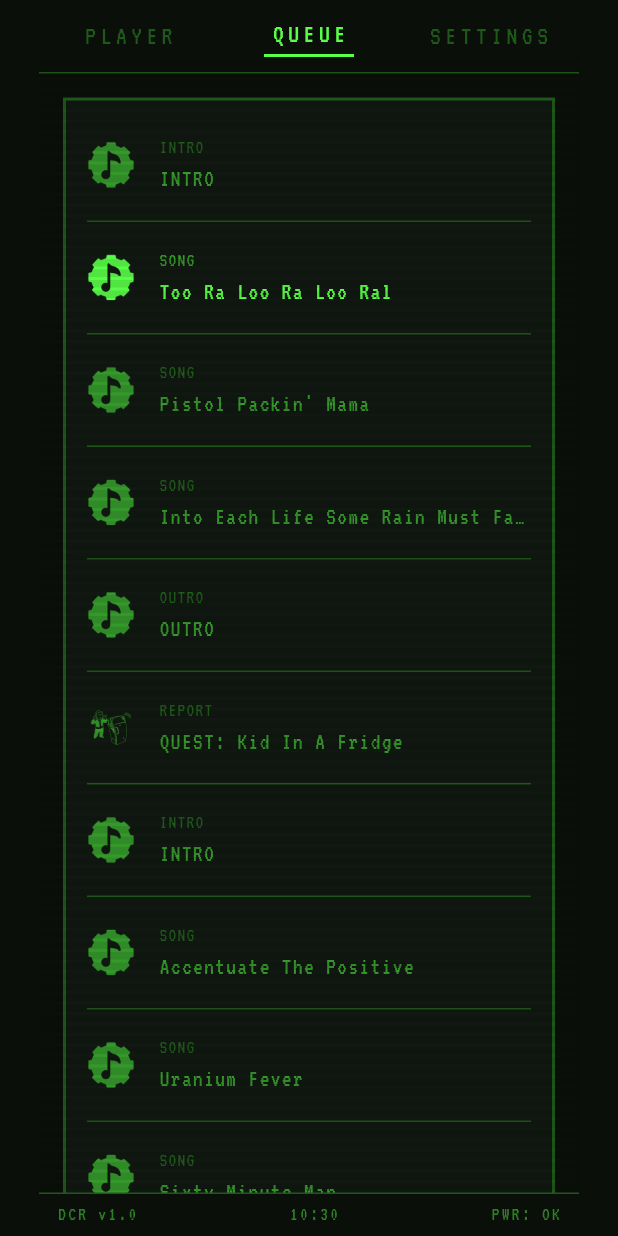
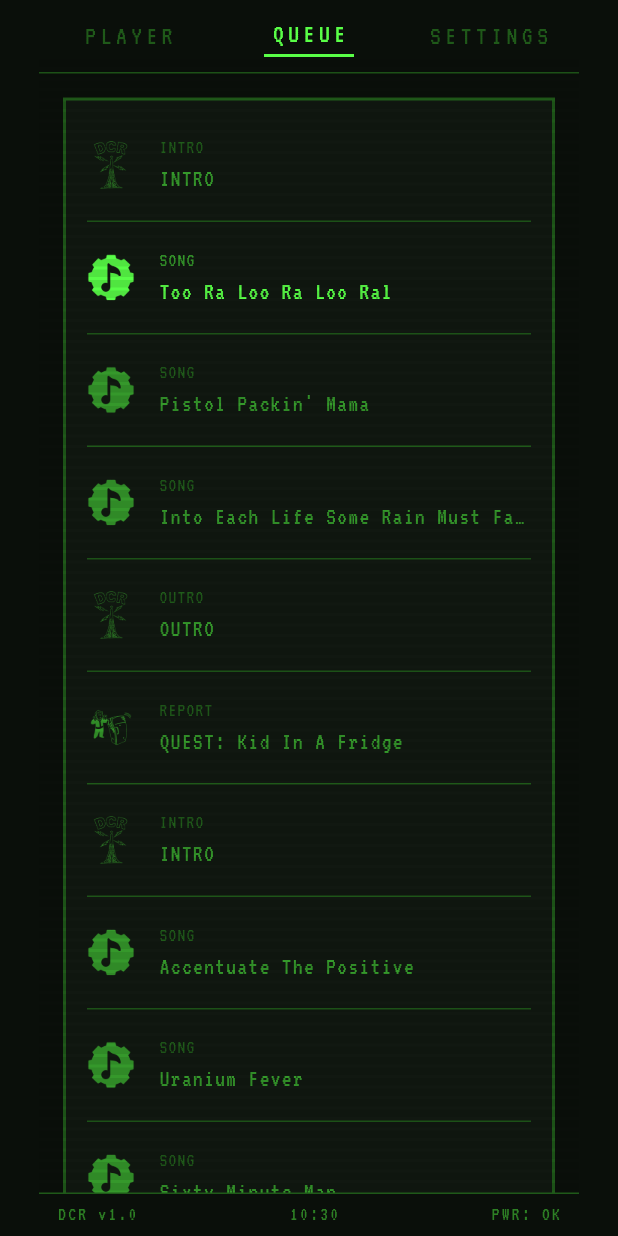
Before and after one commit to dragonstonehafiz/diamond-city-radio, a Flutter app: the screen it shows after launch, after a tap on "QUEUE", on a phone screen of 412 x 824 dp. Run offline on Flutter 3.47's test engine with Material 3 defaults, Android fonts, the light colour scheme and no system bars; our stand-ins replace audio_service, audioplayers, just_audio, marquee, shared_preferences.

Commit message:
feat: fix icons

```diff
--- a/assets/data/config.json
+++ b/assets/data/config.json
@@ -2,6 +2,8 @@
   "songs_per_set": 3,
   "refill_threshold": 5,
   "refill_count": 10,
-  "app_icon_path": "assets/images/icons/app_icon.png",
+  "song_icon_path": "assets/images/icons/song_icon.png",
+  "intro_icon_path": "assets/images/icons/dcr_icon.png",
+  "outro_icon_path": "assets/images/icons/dcr_icon.png",
   "scanline_speed": 24.0
 }
--- a/lib/models/app_config.dart
+++ b/lib/models/app_config.dart
@@ -2,14 +2,18 @@ class AppConfig {
   final int songsPerSet;
   final int refillThreshold;
   final int refillCount;
-  final String appIconPath;
+  final String songIconPath;
+  final String introIconPath;
+  final String outroIconPath;
   final double scanlineSpeed;
 
   const AppConfig({
     required this.songsPerSet,
     required this.refillThreshold,
     required this.refillCount,
-    required this.appIconPath,
+    required this.songIconPath,
+    required this.introIconPath,
+    required this.outroIconPath,
     required this.scanlineSpeed,
   });
 
@@ -18,7 +22,12 @@ class AppConfig {
       songsPerSet: json['songs_per_set'] as int? ?? 3,
       refillThreshold: json['refill_threshold'] as int? ?? 5,
       refillCount: json['refill_count'] as int? ?? 10,
-      appIconPath: json['app_icon_path'] as String? ?? 'images/icons/dcr_icon.png',
+      songIconPath:
+          json['song_icon_path'] as String? ?? 'assets/images/icons/song_icon.png',
+      introIconPath:
+          json['intro_icon_path'] as String? ?? 'assets/images/icons/dcr_icon.png',
+      outroIconPath:
+          json['outro_icon_path'] as String? ?? 'assets/images/icons/dcr_icon.png',
       scanlineSpeed: (json['scanline_speed'] as num?)?.toDouble() ?? 24.0,
     );
   }
--- a/lib/widgets/pip_boy_item_icon.dart
+++ b/lib/widgets/pip_boy_item_icon.dart
@@ -7,8 +7,6 @@ import '../data/report_repository.dart';
 import '../models/app_config.dart';
 
 class PipBoyItemIcon extends StatelessWidget {
-  static const String _songIconPath = 'assets/images/icons/song_icon.png';
-
   final RadioQueueItem item;
   final double size;
   final bool dimmed;
@@ -23,6 +21,7 @@ class PipBoyItemIcon extends StatelessWidget {
   @override
   Widget build(BuildContext context) {
     final settings = context.watch<PipBoySettingsNotifier>();
+    final config = context.read<AppConfig>();
     final accentColor = dimmed
         ? PipBoyColors.dimmed(settings.accent, factor: 0.6)
         : settings.accent;
@@ -48,14 +47,16 @@ class PipBoyItemIcon extends StatelessWidget {
 
     if (item.clipType == RadioClipType.intro ||
         item.clipType == RadioClipType.outro) {
-      final config = context.read<AppConfig>();
+      final iconPath = item.clipType == RadioClipType.intro
+          ? config.introIconPath
+          : config.outroIconPath;
       return ConstrainedBox(
         constraints: BoxConstraints(
           maxWidth: size,
           maxHeight: size,
         ),
         child: Image.asset(
-          config.appIconPath,
+          iconPath,
           fit: BoxFit.contain,
           color: accentColor,
           colorBlendMode: BlendMode.srcIn,
@@ -69,7 +70,7 @@ class PipBoyItemIcon extends StatelessWidget {
         maxHeight: size,
       ),
       child: Image.asset(
-        _songIconPath,
+        config.songIconPath,
         fit: BoxFit.contain,
         color: accentColor,
         colorBlendMode: BlendMode.srcIn,
```
Also changed, not shown: 1 other file.
